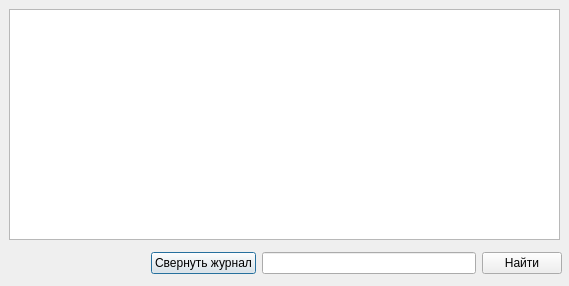
Qt form Qt/Lab_1/wiewjournaluser.ui (avasyutkin/term_2) before a commit.
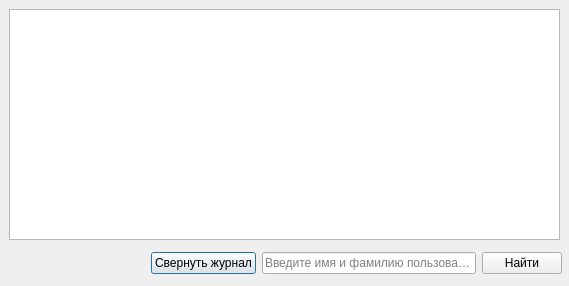
The same form after that commit.

What changed in the file:
```diff
--- a/Qt/Lab_1/wiewjournaluser.ui
+++ b/Qt/Lab_1/wiewjournaluser.ui
@@ -43,7 +43,11 @@
     <item>
      <layout class="QHBoxLayout" name="horizontalLayout">
       <item>
-       <widget class="QLineEdit" name="lineEdit"/>
+       <widget class="QLineEdit" name="lineEdit">
+        <property name="placeholderText">
+         <string>Введите имя и фамилию пользователя</string>
+        </property>
+       </widget>
       </item>
       <item>
        <widget class="QPushButton" name="pushButton">
```
